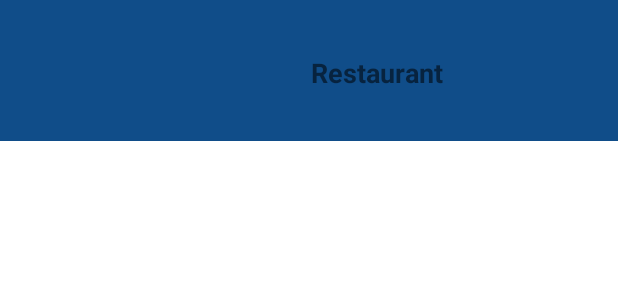
After one commit to ecekaratas/Cs394-HW1, an Android app: the layout activity_blank2.xml on its own in the app's theme, with its tools: preview values and no code run, on a phone screen of 412 x 824 dp. The commit adds this screen. Shown: the top 300 px of the screen. Run offline under Robolectric (Android 15) with nearby library versions, the light colour scheme and no system bars.

```diff
--- a/app/build.gradle
+++ b/app/build.gradle
@@ -35,6 +35,7 @@ android {
     }
     buildFeatures{
         dataBinding true
+        viewBinding true
     }
 }
 
@@ -50,6 +51,8 @@ dependencies {
     implementation 'com.google.firebase:firebase-auth-ktx:21.0.2'
     implementation 'com.google.firebase:firebase-database-ktx:20.0.4'
     implementation platform('com.google.firebase:firebase-bom:31.1.1')
+    implementation 'androidx.lifecycle:lifecycle-livedata-ktx:2.5.1'
+    implementation 'androidx.lifecycle:lifecycle-viewmodel-ktx:2.5.1'
     testImplementation 'junit:junit:4.13.2'
     androidTestImplementation 'androidx.test.ext:junit:1.1.3'
     androidTestImplementation 'androidx.test.espresso:espresso-core:3.4.0'
--- a/app/src/main/java/com/example/recyclerviewexinclass/ItemLayoutFragment.kt
+++ b/app/src/main/java/com/example/recyclerviewexinclass/ItemLayoutFragment.kt
@@ -8,7 +8,7 @@ import androidx.databinding.DataBindingUtil
 import androidx.fragment.app.Fragment
 import com.example.recyclerviewexinclass.R
 import com.example.recyclerviewexinclass.databinding.FragmentLoginpageBinding
-
+//import com.example.recyclerviewexinclass.databinding.FragmentLoginpageBinding
 
 class ItemLayoutFragment : Fragment(){
     override fun onCreateView(
@@ -17,8 +17,6 @@ class ItemLayoutFragment : Fragment(){
         container: ViewGroup?,
         savedInstanceState: Bundle?
     ): View? {
-
-
         val binding = DataBindingUtil.inflate<FragmentLoginpageBinding>(inflater, R.layout.item_layout, container, false)
 
         return binding.root
--- a/app/src/main/java/com/example/recyclerviewexinclass/RegisterActivity.kt
+++ b/app/src/main/java/com/example/recyclerviewexinclass/RegisterActivity.kt
@@ -42,10 +42,12 @@ class RegisterActivity : AppCompatActivity() {
         //Şifrenin aynı olduğunu kontrol için fonksiyon tanımlıyoruz.
 
         btn_Kayit.setOnClickListener {
+
             if(et_Mail.text.isNotEmpty() && et_Sifre.text.isNotEmpty() && et_Sifre_Tekrar.text.isNotEmpty()){
                 if (et_Sifre.text.toString().equals(et_Sifre_Tekrar.text.toString())){
 
                     kullaniciKayit(et_Mail.text.toString(), et_Sifre.text.toString())
+
 
                 }else{
                     Toast.makeText(this,"Şifreler aynı değil", Toast.LENGTH_SHORT).show()
--- /dev/null
+++ b/app/src/main/res/layout/activity_blank2.xml
@@ -0,0 +1,60 @@
+<?xml version="1.0" encoding="utf-8"?>
+<androidx.constraintlayout.widget.ConstraintLayout xmlns:android="http://schemas.android.com/apk/res/android"
+    xmlns:app="http://schemas.android.com/apk/res-auto"
+    xmlns:tools="http://schemas.android.com/tools"
+    android:layout_width="match_parent"
+    android:layout_height="wrap_content"
+    android:background="#104D89"
+    >
+
+
+    <TextView
+        android:id="@+id/restaurantsView"
+        android:layout_width="wrap_content"
+        android:layout_height="wrap_content"
+        android:layout_marginTop="36dp"
+        android:text="Restaurant"
+        android:textSize="18dp"
+        android:textStyle="bold"
+        app:layout_constraintEnd_toEndOf="parent"
+
+        app:layout_constraintHorizontal_bias="0.64"
+        app:layout_constraintStart_toStartOf="parent"
+        app:layout_constraintTop_toTopOf="parent" />
+
+    <TextView
+        android:id="@+id/menuuView"
+        android:layout_width="wrap_content"
+        android:layout_height="wrap_content"
+        android:layout_marginStart="10dp"
+        android:layout_marginTop="4dp"
+        android:text="Menu"
+        android:textSize="0sp"
+        app:layout_constraintStart_toStartOf="parent"
+        app:layout_constraintTop_toBottomOf="@id/restaurantsView" />
+
+    <TextView
+        android:id="@+id/priceView"
+        android:layout_width="wrap_content"
+        android:layout_height="wrap_content"
+        android:layout_marginStart="4dp"
+        android:layout_marginTop="4dp"
+        android:text="Price"
+        android:textSize="0sp"
+        app:layout_constraintStart_toStartOf="parent"
+        app:layout_constraintTop_toBottomOf="@id/menuuView" />
+
+    <ImageView
+        android:id="@+id/imageView"
+        android:layout_width="87dp"
+        android:layout_height="90dp"
+        android:layout_marginStart="4dp"
+        android:layout_marginTop="4dp"
+        app:layout_constraintBottom_toBottomOf="parent"
+        app:layout_constraintEnd_toStartOf="@+id/restaurantsView"
+        app:layout_constraintStart_toStartOf="parent"
+        app:layout_constraintTop_toTopOf="parent"
+        tools:ignore="MissingConstraints" />
+
+
+</androidx.constraintlayout.widget.ConstraintLayout>
--- /dev/null
+++ b/app/src/main/res/values/dimens.xml
@@ -0,0 +1,5 @@
+<resources>
+    <!-- Default screen margins, per the Android Design guidelines. -->
+    <dimen name="activity_horizontal_margin">16dp</dimen>
+    <dimen name="activity_vertical_margin">16dp</dimen>
+</resources>
--- a/app/src/main/res/values/strings.xml
+++ b/app/src/main/res/values/strings.xml
@@ -50,4 +50,8 @@
         <item>@drawable/snob</item>
         <item>@drawable/snob</item>
     </integer-array>
+    <string name="title_activity_main2">MainActivity2</string>
+    <string name="title_home">Home</string>
+    <string name="title_dashboard">Dashboard</string>
+    <string name="title_notifications">Notifications</string>
 </resources>
```
Also changed, not shown: app/src/main/AndroidManifest.xml (+7 -0 lines), app/src/main/java/com/example/recyclerviewexinclass/BlankActivity2.kt (added, +42 -0 lines), app/src/main/java/com/example/recyclerviewexinclass/LoginActivity.kt (+37 -10 lines), app/src/main/java/com/example/recyclerviewexinclass/LoginPageFragment.kt (+9 -3 lines), app/src/main/res/drawable/ic_dashboard_black_24dp.xml (added, +9 -0 lines), app/src/main/res/drawable/ic_home_black_24dp.xml (added, +9 -0 lines), app/src/main/res/drawable/ic_notifications_black_24dp.xml (added, +9 -0 lines), app/src/main/res/menu/bottom_nav_menu.xml (added, +19 -0 lines), app/src/main/res/navigation/navigation.xml (+7 -7 lines).
